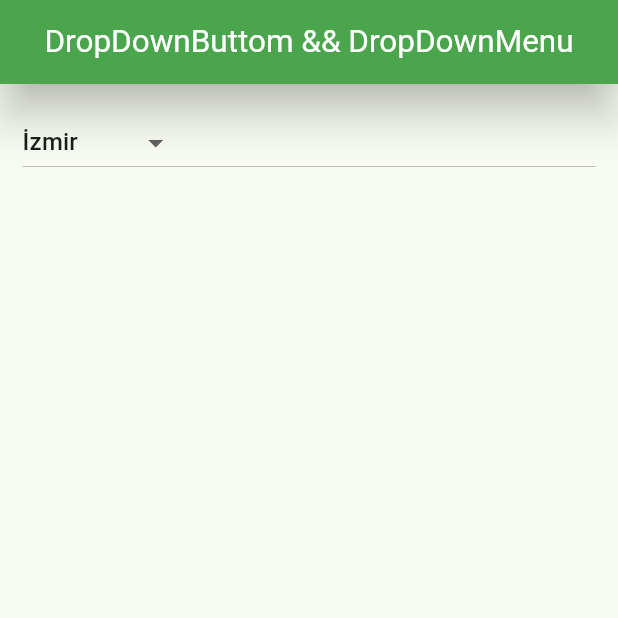
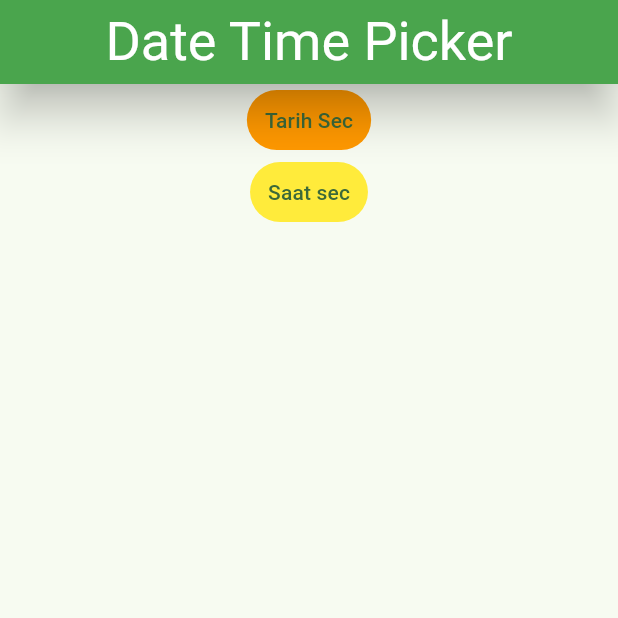
Before and after one commit to BurakTurker1/Flutter_inputs, a Flutter app: the screen it shows after launch, on a phone screen of 412 x 824 dp, the top half of it. Run offline on Flutter 3.47's test engine with Material 3 defaults, Android fonts, the phone set to English and light mode, and no system bars; our stand-ins replace email_validator, flutter_pw_validator; missing offline and left inert: dart:ffi.

Commit message:
Date Time Picker

```diff
--- /dev/null
+++ b/lib/date_time_picker.dart
@@ -0,0 +1,61 @@
+import 'package:flutter/material.dart';
+
+class Date_Time_Picker extends StatefulWidget {
+  const Date_Time_Picker({super.key});
+
+  @override
+  State<Date_Time_Picker> createState() => _DateTimePickerState();
+}
+
+class _DateTimePickerState extends State<Date_Time_Picker> {
+  @override
+  Widget build(BuildContext context) {
+    DateTime suan = DateTime.now();
+    DateTime UcAySonrasi =
+        DateTime(2024, suan.month + 3); //sunaki tarih e 3 ay ekle
+
+    TimeOfDay suankiSaat = TimeOfDay.now();
+
+    return Scaffold(
+      appBar: AppBar(
+        title: Text('Date Time Picker'),
+      ),
+      body: Center(
+        child: Column(
+          children: [
+            TextButton(
+                onPressed: () {
+                  showDatePicker(
+                          context: context,
+                          firstDate: suan,
+                          lastDate: UcAySonrasi)
+                      .then((secilenTarih) {
+                    debugPrint(secilenTarih.toString());
+                    debugPrint("microsecond: " +
+                        secilenTarih!.microsecondsSinceEpoch.toString());
+                    debugPrint("utc:" + secilenTarih!.toUtc().toString());
+                    debugPrint("utc:" +
+                        secilenTarih
+                            .add(Duration(days: 20))
+                            .toString()); //SECİLEN GÜNE 20 GÜN EKLER
+                  });
+                },
+                child: Text("Tarih Sec"),
+                style: ButtonStyle(
+                    backgroundColor: MaterialStateProperty.all(Colors.orange))),
+            TextButton(
+                onPressed: () {
+                  showTimePicker(context: context, initialTime: suankiSaat).then((secilenSaat){
+                    debugPrint(secilenSaat.toString());
+                  });
+                },
+                child: Text("Saat sec"),
+                style: ButtonStyle(
+                  backgroundColor: MaterialStateProperty.all(Colors.yellow),
+                )),
+          ],
+        ),
+      ),
+    );
+  }
+}
--- a/lib/main.dart
+++ b/lib/main.dart
@@ -1,5 +1,6 @@
 import 'package:flutter/material.dart';
 import 'package:flutter_inputs/chechbox_slider_radio_switch.dart';
+import 'package:flutter_inputs/date_time_picker.dart';
 import 'package:flutter_inputs/dropdownbutton_menu.dart';
 import 'package:flutter_inputs/global_key_kullanimi.dart';
 import 'package:flutter_inputs/text_field_islemleri.dart';
@@ -23,7 +24,8 @@ class MyApp extends StatelessWidget {
             shadowColor: Colors.black,
             elevation: 12 ),
       ),
-      home: DropDownButton_Menu(),
+      home: Date_Time_Picker(),
+      //DropDownButton_Menu(),
       //FormElemanlari(),
       //GlobalKeyKullanimi(),
       //Text_Form_Field(),
```
